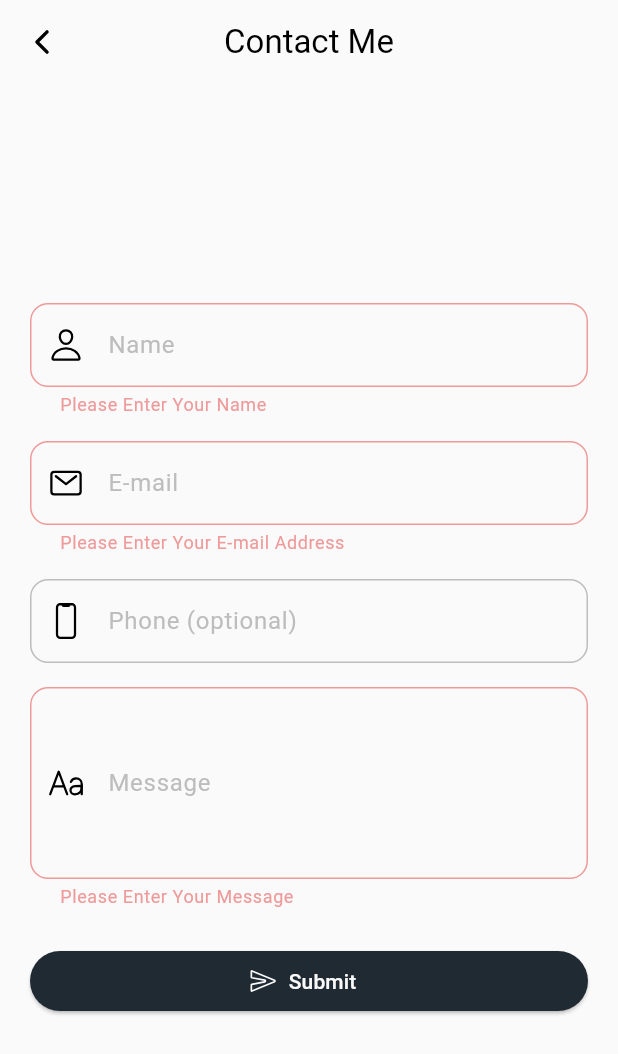
After one commit to danfq/danfq.github.io, a Flutter app: the ContactMe screen opened by its route, after a tap on "Submit", on a phone screen of 412 x 824 dp. The commit adds this screen. Shown: the top 1054 px of the screen. Run offline on Flutter 3.47's test engine with Material 3 defaults, Android fonts, the phone set to English and light mode, and no system bars; drawn by our look-alikes of toastification; our stand-ins replace adaptive_theme, flutter_vector_icons, get; missing offline and left inert: mailto.

Commit message:
Added Contact Form v1.0

```diff
--- a/lib/main.dart
+++ b/lib/main.dart
@@ -6,6 +6,7 @@ import 'package:portfolio/pages/portfolio.dart';
 import 'package:portfolio/pages/projects/projects.dart';
 import 'package:portfolio/pages/about/about.dart';
 import 'package:portfolio/util/themes/themes.dart';
+import 'package:toastification/toastification.dart';
 
 void main() {
   runApp(
@@ -14,7 +15,8 @@ void main() {
       dark: Themes.dark,
       initial: AdaptiveThemeMode.system,
       builder: (light, dark) {
-        return GetMaterialApp(
+        return ToastificationWrapper(
+          child: GetMaterialApp(
             debugShowCheckedModeBanner: false,
             theme: light,
             darkTheme: dark,
@@ -25,6 +27,7 @@ void main() {
               GetPage(name: "/about", page: () => const AboutMe()),
               GetPage(name: "/contact", page: () => const ContactMe()),
             ],
+          ),
         );
       },
     ),
--- a/lib/pages/contact/contact.dart
+++ b/lib/pages/contact/contact.dart
@@ -1,10 +1,26 @@
 import 'package:flutter/material.dart';
+import 'package:portfolio/pages/contact/widgets/form.dart';
+import 'package:portfolio/util/widgets/main.dart';
 
 class ContactMe extends StatelessWidget {
   const ContactMe({super.key});
 
   @override
   Widget build(BuildContext context) {
-    return const Placeholder();
+    return Scaffold(
+      appBar: MainWidgets.appBar(title: const Text("Contact Me")),
+      body: const SafeArea(
+        child: Column(
+          mainAxisAlignment: MainAxisAlignment.center,
+          children: [
+            //Contact Form
+            Padding(
+              padding: EdgeInsets.all(20.0),
+              child: ContactForm(),
+            ),
+          ],
+        ),
+      ),
+    );
   }
 }
--- /dev/null
+++ b/lib/pages/contact/widgets/form.dart
@@ -0,0 +1,178 @@
+import 'package:flutter/material.dart';
+import 'package:flutter/services.dart';
+import 'package:flutter_vector_icons/flutter_vector_icons.dart';
+import 'package:portfolio/util/contact/api.dart';
+import 'package:portfolio/util/widgets/buttons.dart';
+
+class ContactForm extends StatefulWidget {
+  const ContactForm({super.key});
+
+  @override
+  State<ContactForm> createState() => _ContactFormState();
+}
+
+class _ContactFormState extends State<ContactForm> {
+  final _formKey = GlobalKey<FormState>();
+  final _nameController = TextEditingController();
+  final _emailController = TextEditingController();
+  final _phoneController = TextEditingController();
+  final _messageController = TextEditingController();
+  @override
+  void dispose() {
+    _nameController.dispose();
+    _emailController.dispose();
+    _phoneController.dispose();
+    super.dispose();
+  }
+
+  @override
+  Widget build(BuildContext context) {
+    final inputDecoration = InputDecoration(
+      border: OutlineInputBorder(
+        borderRadius: BorderRadius.circular(12),
+        borderSide: BorderSide(color: Colors.grey.shade400),
+      ),
+      enabledBorder: OutlineInputBorder(
+        borderRadius: BorderRadius.circular(12),
+        borderSide: BorderSide(color: Colors.grey.shade400),
+      ),
+      focusedBorder: OutlineInputBorder(
+        borderRadius: BorderRadius.circular(12),
+        borderSide: BorderSide(color: Theme.of(context).colorScheme.secondary),
+      ),
+      errorBorder: OutlineInputBorder(
+        borderRadius: BorderRadius.circular(12),
+        borderSide: BorderSide(color: Colors.red.shade200),
+      ),
+      contentPadding: const EdgeInsets.symmetric(horizontal: 16, vertical: 16),
+      hoverColor: Colors.transparent,
+      floatingLabelStyle: TextStyle(
+        color: Theme.of(context).colorScheme.secondary,
+      ),
+      labelStyle: TextStyle(
+        color: Colors.grey.shade400,
+      ),
+      errorStyle: TextStyle(
+        color: Colors.red.shade200,
+      ),
+    );
+
+    return Form(
+      key: _formKey,
+      child: Column(
+        crossAxisAlignment: CrossAxisAlignment.stretch,
+        children: [
+          TextFormField(
+            controller: _nameController,
+            decoration: inputDecoration.copyWith(
+              labelText: "Name",
+              hintText: "Enter Your Name",
+              prefixIcon: const Icon(Ionicons.ios_person_outline),
+            ),
+            validator: (value) {
+              if (value == null || value.isEmpty) {
+                return "Please Enter Your Name";
+              }
+              return null;
+            },
+          ),
+          const SizedBox(height: 16),
+          TextFormField(
+            controller: _emailController,
+            decoration: inputDecoration.copyWith(
+              labelText: "E-mail",
+              hintText: "Enter Your E-mail Address",
+              prefixIcon: const Icon(Ionicons.ios_mail_outline),
+            ),
+            keyboardType: TextInputType.emailAddress,
+            validator: (value) {
+              if (value == null || value.isEmpty) {
+                return "Please Enter Your E-mail Address";
+              }
+              if (!RegExp(r"^[\w-\.]+@([\w-]+\.)+[\w-]{2,4}$")
+                  .hasMatch(value)) {
+                return "Please Enter a Valid E-mail Address";
+              }
+              return null;
+            },
+          ),
+
+          //Spacing
+          const SizedBox(height: 16),
+
+          //Phone
+          TextFormField(
+            controller: _phoneController,
+            decoration: inputDecoration.copyWith(
+              labelText: "Phone (optional)",
+              hintText: "Enter Your Phone Number",
+              prefixIcon: const Icon(Ionicons.ios_phone_portrait_outline),
+            ),
+            keyboardType: TextInputType.phone,
+            inputFormatters: [
+              FilteringTextInputFormatter.digitsOnly,
+            ],
+          ),
+
+          //Spacing
+          const SizedBox(height: 16),
+
+          //Phone
+          TextFormField(
+            controller: _messageController,
+            decoration: inputDecoration.copyWith(
+              labelText: "Message",
+              hintText: "Enter Your Message",
+              prefixIcon: const Icon(Ionicons.ios_text_outline),
+            ),
+            keyboardType: TextInputType.multiline,
+            maxLines: 4,
+            validator: (value) {
+              if (value == null || value.isEmpty) {
+                return "Please Enter Your Message";
+              }
+              return null;
+            },
+          ),
+
+          //Spacing
+          const SizedBox(height: 24),
+
+          //Submit Button
+          Buttons.elevatedIcon(
+            text: "Submit",
+            icon: Ionicons.ios_send_outline,
+            onTap: () async {
+              if (_formKey.currentState!.validate()) {
+                //Name
+                final name = _nameController.text.trim();
+
+                //Email
+                final email = _emailController.text.trim();
+
+                //Phone
+                final phone = _phoneController.text.trim();
+
+                //Message
+                final message = _messageController.text.trim();
+
+                //Check Name & E-mail
+                if (name.isEmpty || email.isEmpty || message.isEmpty) {
+                  return;
+                }
+
+                //Send Contact Form
+                await ContactAPI.sendContactForm(
+                  name: name,
+                  email: email,
+                  phone: phone,
+                  message: message,
+                );
+              }
+            },
+          ),
+        ],
+      ),
+    );
+  }
+}
--- a/lib/pages/portfolio.dart
+++ b/lib/pages/portfolio.dart
@@ -16,35 +16,6 @@ class Portfolio extends StatefulWidget {
 }
 
 class _PortfolioState extends State<Portfolio> {
-  ///Current Nav Index
-  int _navIndex = 0;
-
-  ///Body
-  Widget _body() {
-    //Nav Index Switch
-    switch (_navIndex) {
-      //Home
-      case 0:
-        return const Home();
-
-      //Projects
-      case 1:
-        return const Projects();
-
-      //About Me
-      case 2:
-        return const AboutMe();
-
-      //Contacts
-      case 3:
-        return const ContactMe();
-
-      //Default - None
-      default:
-        return const SizedBox.shrink();
-    }
-  }
-
   @override
   Widget build(BuildContext context) {
     return Scaffold(
@@ -70,7 +41,7 @@ class _PortfolioState extends State<Portfolio> {
           ),
         ],
       ),
-      body: SafeArea(child: _body()),
+      body: const SafeArea(child: Home()),
     );
   }
 }
--- /dev/null
+++ b/lib/util/contact/api.dart
@@ -0,0 +1,23 @@
+import 'package:mailto/mailto.dart';
+import 'package:url_launcher/url_launcher.dart';
+
+///Contact API
+class ContactAPI {
+  ///Send Contact Form
+  static Future<void> sendContactForm({
+    required String name,
+    required String email,
+    required String message,
+    String? phone,
+  }) async {
+    //Mail-To Link
+    final mailToLink = Mailto(
+      to: ["danfq.dev@proton.me"],
+      subject: "Portfolio Contact",
+      body: "Name: $name\nEmail: $email\nPhone: $phone\n\n\n\"$message\"",
+    );
+
+    //Open Mail-To Link
+    await launchUrl(Uri.parse(mailToLink.toString()));
+  }
+}
--- a/lib/util/themes/themes.dart
+++ b/lib/util/themes/themes.dart
@@ -5,6 +5,7 @@ class Themes {
   ///Light Theme
   static final light = ThemeData.light().copyWith(
     colorScheme: const ColorScheme.light(
+      primary: Color(0xFF0E1117),
       secondary: Color(0xFF008080),
     ),
     scaffoldBackgroundColor: const Color(0xFFFAFAFA),
@@ -13,6 +14,7 @@ class Themes {
   ///Dark Theme
   static final dark = ThemeData.dark().copyWith(
     colorScheme: const ColorScheme.dark(
+      primary: Color(0xFFFAFAFA),
       secondary: Color(0xFFE91E63),
     ),
     scaffoldBackgroundColor: const Color(0xFF0E1117),
--- a/lib/util/widgets/menu.dart
+++ b/lib/util/widgets/menu.dart
@@ -36,7 +36,7 @@ class Menu extends StatelessWidget {
         Buttons.elevatedIcon(
           text: "Contacts",
           icon: Ionicons.ios_mail_outline,
-          onTap: () => Get.toNamed("/contacts"),
+          onTap: () => Get.toNamed("/contact"),
         ),
       ],
     );
--- a/pubspec.yaml
+++ b/pubspec.yaml
@@ -18,6 +18,8 @@ dependencies:
   adaptive_theme: ^3.6.0
   flutter_dotenv: ^5.2.1
   flutter_vector_icons: ^2.0.0
+  toastification: ^2.3.0
+  mailto: ^2.0.0
 
 dev_dependencies:
   flutter_test:
```
Also changed, not shown: pubspec.lock. Lines whose indentation alone changed are shown as unchanged.
